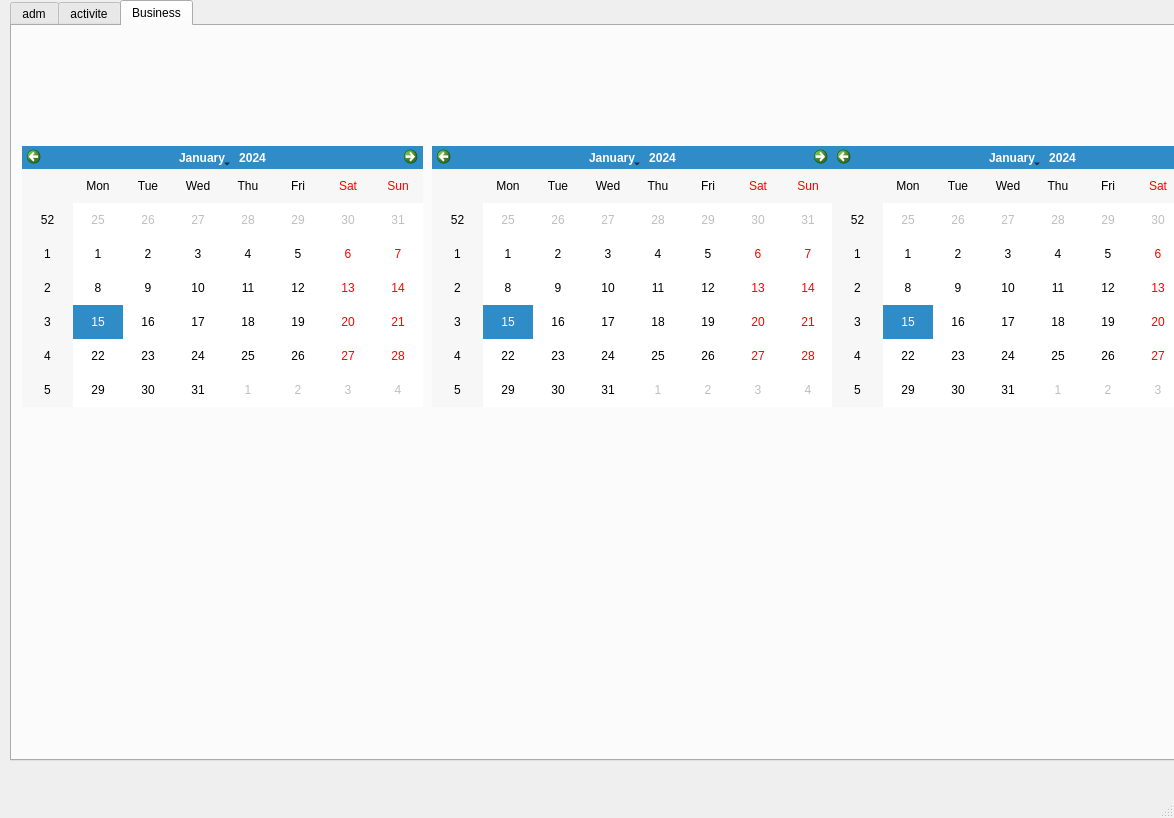
First picture: the form in sources/views/mainWindow.ui, repository thrichert/softy, before the edit.
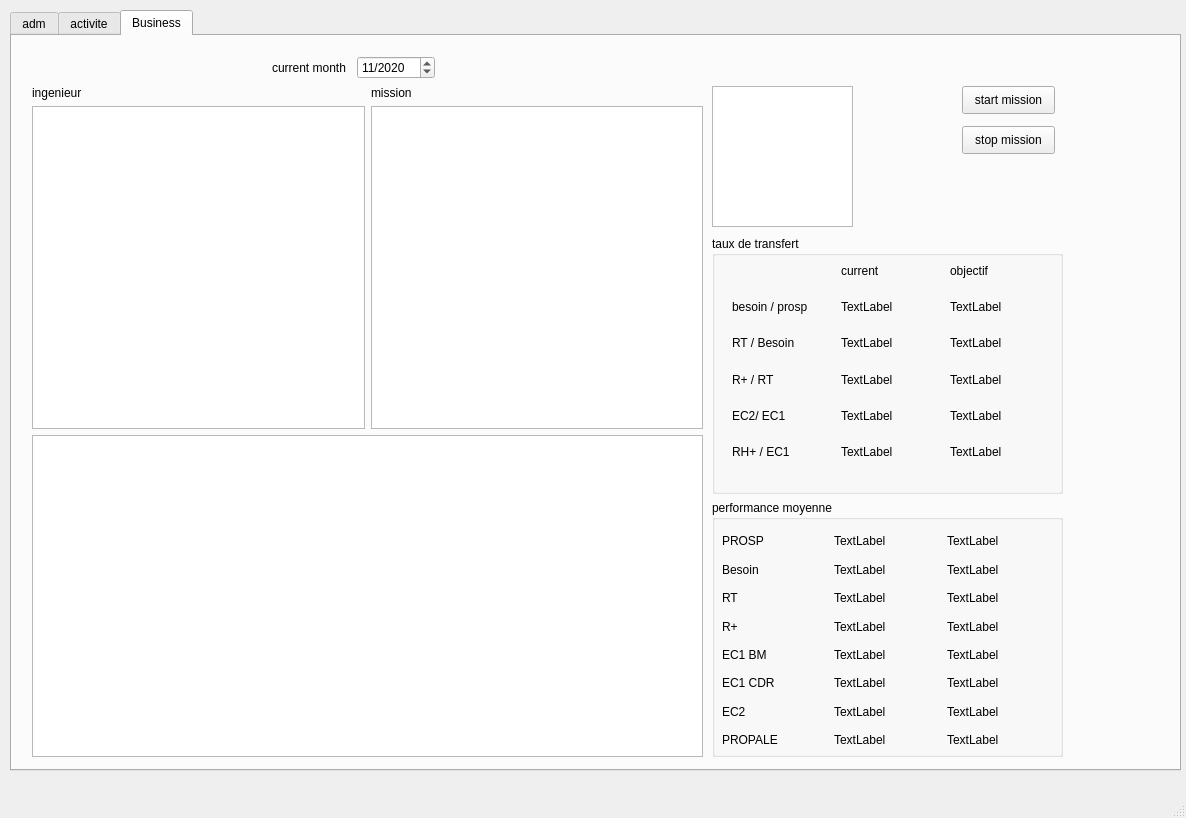
Second picture: the form after the edit. The open tabs and pages were chosen to show the change.

Commit message: start implement Business Tab / add info for Ing, modification of ING_Diag / several bug fix

Diff of the .ui file:
```diff
--- a/sources/views/mainWindow.ui
+++ b/sources/views/mainWindow.ui
@@ -6,7 +6,7 @@
    <rect>
     <x>0</x>
     <y>0</y>
-    <width>1174</width>
+    <width>1186</width>
     <height>818</height>
    </rect>
   </property>
@@ -18,7 +18,7 @@
     <property name="geometry">
      <rect>
       <x>10</x>
-      <y>0</y>
+      <y>10</y>
       <width>1171</width>
       <height>761</height>
      </rect>
@@ -196,35 +196,446 @@
      <attribute name="title">
       <string>Business</string>
      </attribute>
-     <widget class="QCalendarWidget" name="calendarWidget_2">
+     <widget class="QTableView" name="business_Ing_list">
       <property name="geometry">
        <rect>
-        <x>420</x>
-        <y>120</y>
-        <width>401</width>
-        <height>261</height>
+        <x>700</x>
+        <y>50</y>
+        <width>141</width>
+        <height>141</height>
        </rect>
       </property>
      </widget>
-     <widget class="QCalendarWidget" name="calendarWidget_3">
+     <widget class="QPushButton" name="pushButton">
       <property name="geometry">
        <rect>
-        <x>10</x>
-        <y>120</y>
-        <width>401</width>
-        <height>261</height>
+        <x>950</x>
+        <y>50</y>
+        <width>93</width>
+        <height>28</height>
        </rect>
       </property>
+      <property name="text">
+       <string>start mission</string>
+      </property>
      </widget>
-     <widget class="QCalendarWidget" name="calendarWidget_4">
+     <widget class="QPushButton" name="pushButton_3">
       <property name="geometry">
        <rect>
-        <x>820</x>
-        <y>120</y>
-        <width>401</width>
-        <height>261</height>
+        <x>950</x>
+        <y>90</y>
+        <width>93</width>
+        <height>28</height>
        </rect>
       </property>
+      <property name="text">
+       <string>stop mission</string>
+      </property>
+     </widget>
+     <widget class="QWidget" name="">
+      <property name="geometry">
+       <rect>
+        <x>260</x>
+        <y>20</y>
+        <width>163</width>
+        <height>24</height>
+       </rect>
+      </property>
+      <layout class="QHBoxLayout" name="horizontalLayout_2">
+       <item>
+        <widget class="QLabel" name="label">
+         <property name="text">
+          <string>current month</string>
+         </property>
+        </widget>
+       </item>
+       <item>
+        <widget class="QDateEdit" name="dateEdit">
+         <property name="displayFormat">
+          <string>MM/yyyy</string>
+         </property>
+         <property name="date">
+          <date>
+           <year>2020</year>
+           <month>11</month>
+           <day>1</day>
+          </date>
+         </property>
+        </widget>
+       </item>
+      </layout>
+     </widget>
+     <widget class="QWidget" name="">
+      <property name="geometry">
+       <rect>
+        <x>700</x>
+        <y>200</y>
+        <width>351</width>
+        <height>521</height>
+       </rect>
+      </property>
+      <layout class="QVBoxLayout" name="verticalLayout">
+       <item>
+        <widget class="QGroupBox" name="groupBox_5">
+         <property name="title">
+          <string>taux de transfert</string>
+         </property>
+         <widget class="QWidget" name="layoutWidget">
+          <property name="geometry">
+           <rect>
+            <x>20</x>
+            <y>20</y>
+            <width>321</width>
+            <height>211</height>
+           </rect>
+          </property>
+          <layout class="QGridLayout" name="gridLayout">
+           <item row="0" column="1">
+            <widget class="QLabel" name="label_4">
+             <property name="text">
+              <string>current</string>
+             </property>
+            </widget>
+           </item>
+           <item row="0" column="2">
+            <widget class="QLabel" name="label_5">
+             <property name="text">
+              <string>objectif</string>
+             </property>
+            </widget>
+           </item>
+           <item row="1" column="0">
+            <widget class="QLabel" name="label_2">
+             <property name="text">
+              <string>besoin / prosp</string>
+             </property>
+            </widget>
+           </item>
+           <item row="1" column="1">
+            <widget class="QLabel" name="label_3">
+             <property name="text">
+              <string>TextLabel</string>
+             </property>
+            </widget>
+           </item>
+           <item row="1" column="2">
+            <widget class="QLabel" name="label_6">
+             <property name="text">
+              <string>TextLabel</string>
+             </property>
+            </widget>
+           </item>
+           <item row="2" column="0">
+            <widget class="QLabel" name="label_7">
+             <property name="text">
+              <string>RT / Besoin</string>
+             </property>
+            </widget>
+           </item>
+           <item row="2" column="1">
+            <widget class="QLabel" name="label_11">
+             <property name="text">
+              <string>TextLabel</string>
+             </property>
+            </widget>
+           </item>
+           <item row="2" column="2">
+            <widget class="QLabel" name="label_15">
+             <property name="text">
+              <string>TextLabel</string>
+             </property>
+            </widget>
+           </item>
+           <item row="3" column="0">
+            <widget class="QLabel" name="label_8">
+             <property name="text">
+              <string>R+ / RT</string>
+             </property>
+            </widget>
+           </item>
+           <item row="3" column="1">
+            <widget class="QLabel" name="label_12">
+             <property name="text">
+              <string>TextLabel</string>
+             </property>
+            </widget>
+           </item>
+           <item row="3" column="2">
+            <widget class="QLabel" name="label_16">
+             <property name="text">
+              <string>TextLabel</string>
+             </property>
+            </widget>
+           </item>
+           <item row="4" column="0">
+            <widget class="QLabel" name="label_9">
+             <property name="text">
+              <string>EC2/ EC1</string>
+             </property>
+            </widget>
+           </item>
+           <item row="4" column="1">
+            <widget class="QLabel" name="label_13">
+             <property name="text">
+              <string>TextLabel</string>
+             </property>
+            </widget>
+           </item>
+           <item row="4" column="2">
+            <widget class="QLabel" name="label_17">
+             <property name="text">
+              <string>TextLabel</string>
+             </property>
+            </widget>
+           </item>
+           <item row="5" column="0">
+            <widget class="QLabel" name="label_10">
+             <property name="text">
+              <string>RH+ / EC1</string>
+             </property>
+            </widget>
+           </item>
+           <item row="5" column="1">
+            <widget class="QLabel" name="label_14">
+             <property name="text">
+              <string>TextLabel</string>
+             </property>
+            </widget>
+           </item>
+           <item row="5" column="2">
+            <widget class="QLabel" name="label_18">
+             <property name="text">
+              <string>TextLabel</string>
+             </property>
+            </widget>
+           </item>
+          </layout>
+         </widget>
+        </widget>
+       </item>
+       <item>
+        <widget class="QGroupBox" name="groupBox_6">
+         <property name="title">
+          <string>performance moyenne</string>
+         </property>
+         <widget class="QWidget" name="layoutWidget">
+          <property name="geometry">
+           <rect>
+            <x>10</x>
+            <y>30</y>
+            <width>331</width>
+            <height>221</height>
+           </rect>
+          </property>
+          <layout class="QGridLayout" name="gridLayout_2">
+           <item row="0" column="0">
+            <widget class="QLabel" name="label_19">
+             <property name="text">
+              <string>PROSP</string>
+             </property>
+            </widget>
+           </item>
+           <item row="1" column="0">
+            <widget class="QLabel" name="label_21">
+             <property name="text">
+              <string>Besoin</string>
+             </property>
+            </widget>
+           </item>
+           <item row="4" column="0">
+            <widget class="QLabel" name="label_24">
+             <property name="text">
+              <string>EC1 BM</string>
+             </property>
+            </widget>
+           </item>
+           <item row="3" column="0">
+            <widget class="QLabel" name="label_22">
+             <property name="text">
+              <string>R+</string>
+             </property>
+            </widget>
+           </item>
+           <item row="2" column="0">
+            <widget class="QLabel" name="label_20">
+             <property name="text">
+              <string>RT</string>
+             </property>
+            </widget>
+           </item>
+           <item row="5" column="0">
+            <widget class="QLabel" name="label_23">
+             <property name="text">
+              <string>EC1 CDR</string>
+             </property>
+            </widget>
+           </item>
+           <item row="6" column="0">
+            <widget class="QLabel" name="label_25">
+             <property name="text">
+              <string>EC2</string>
+             </property>
+            </widget>
+           </item>
+           <item row="7" column="0">
+            <widget class="QLabel" name="label_26">
+             <property name="text">
+              <string>PROPALE</string>
+             </property>
+            </widget>
+           </item>
+           <item row="1" column="1">
+            <widget class="QLabel" name="label_28">
+             <property name="text">
+              <string>TextLabel</string>
+             </property>
+            </widget>
+           </item>
+           <item row="0" column="1">
+            <widget class="QLabel" name="label_27">
+             <property name="text">
+              <string>TextLabel</string>
+             </property>
+            </widget>
+           </item>
+           <item row="2" column="1">
+            <widget class="QLabel" name="label_29">
+             <property name="text">
+              <string>TextLabel</string>
+             </property>
+            </widget>
+           </item>
+           <item row="3" column="1">
+            <widget class="QLabel" name="label_30">
+             <property name="text">
+              <string>TextLabel</string>
+             </property>
+            </widget>
+           </item>
+           <item row="4" column="1">
+            <widget class="QLabel" name="label_31">
+             <property name="text">
+              <string>TextLabel</string>
+             </property>
+            </widget>
+           </item>
+           <item row="5" column="1">
+            <widget class="QLabel" name="label_32">
+             <property name="text">
+              <string>TextLabel</string>
+             </property>
+            </widget>
+           </item>
+           <item row="6" column="1">
+            <widget class="QLabel" name="label_33">
+             <property name="text">
+              <string>TextLabel</string>
+             </property>
+            </widget>
+           </item>
+           <item row="7" column="1">
+            <widget class="QLabel" name="label_34">
+             <property name="text">
+              <string>TextLabel</string>
+             </property>
+            </widget>
+           </item>
+           <item row="1" column="3">
+            <widget class="QLabel" name="label_36">
+             <property name="text">
+              <string>TextLabel</string>
+             </property>
+            </widget>
+           </item>
+           <item row="2" column="3">
+            <widget class="QLabel" name="label_37">
+             <property name="text">
+              <string>TextLabel</string>
+             </property>
+            </widget>
+           </item>
+           <item row="3" column="3">
+            <widget class="QLabel" name="label_38">
+             <property name="text">
+              <string>TextLabel</string>
+             </property>
+            </widget>
+           </item>
+           <item row="4" column="3">
+            <widget class="QLabel" name="label_39">
+             <property name="text">
+              <string>TextLabel</string>
+             </property>
+            </widget>
+           </item>
+           <item row="5" column="3">
+            <widget class="QLabel" name="label_40">
+             <property name="text">
+              <string>TextLabel</string>
+             </property>
+            </widget>
+           </item>
+           <item row="6" column="3">
+            <widget class="QLabel" name="label_41">
+             <property name="text">
+              <string>TextLabel</string>
+             </property>
+            </widget>
+           </item>
+           <item row="7" column="3">
+            <widget class="QLabel" name="label_42">
+             <property name="text">
+              <string>TextLabel</string>
+             </property>
+            </widget>
+           </item>
+           <item row="0" column="3">
+            <widget class="QLabel" name="label_35">
+             <property name="text">
+              <string>TextLabel</string>
+             </property>
+            </widget>
+           </item>
+          </layout>
+         </widget>
+        </widget>
+       </item>
+      </layout>
+     </widget>
+     <widget class="QWidget" name="">
+      <property name="geometry">
+       <rect>
+        <x>20</x>
+        <y>50</y>
+        <width>671</width>
+        <height>671</height>
+       </rect>
+      </property>
+      <layout class="QGridLayout" name="gridLayout_3">
+       <item row="1" column="0">
+        <widget class="QTableView" name="business_ing_IO"/>
+       </item>
+       <item row="2" column="0" colspan="2">
+        <widget class="QGraphicsView" name="graphicsView"/>
+       </item>
+       <item row="0" column="0">
+        <widget class="QLabel" name="label_43">
+         <property name="text">
+          <string>ingenieur</string>
+         </property>
+        </widget>
+       </item>
+       <item row="0" column="1">
+        <widget class="QLabel" name="label_44">
+         <property name="text">
+          <string>mission</string>
+         </property>
+        </widget>
+       </item>
+       <item row="1" column="1">
+        <widget class="QTableView" name="business_mission_start_stop"/>
+       </item>
+      </layout>
      </widget>
     </widget>
    </widget>
```
Left out of the diff: 50 changed lines with no effect on the pictures. The commit also changes 12 other files.
